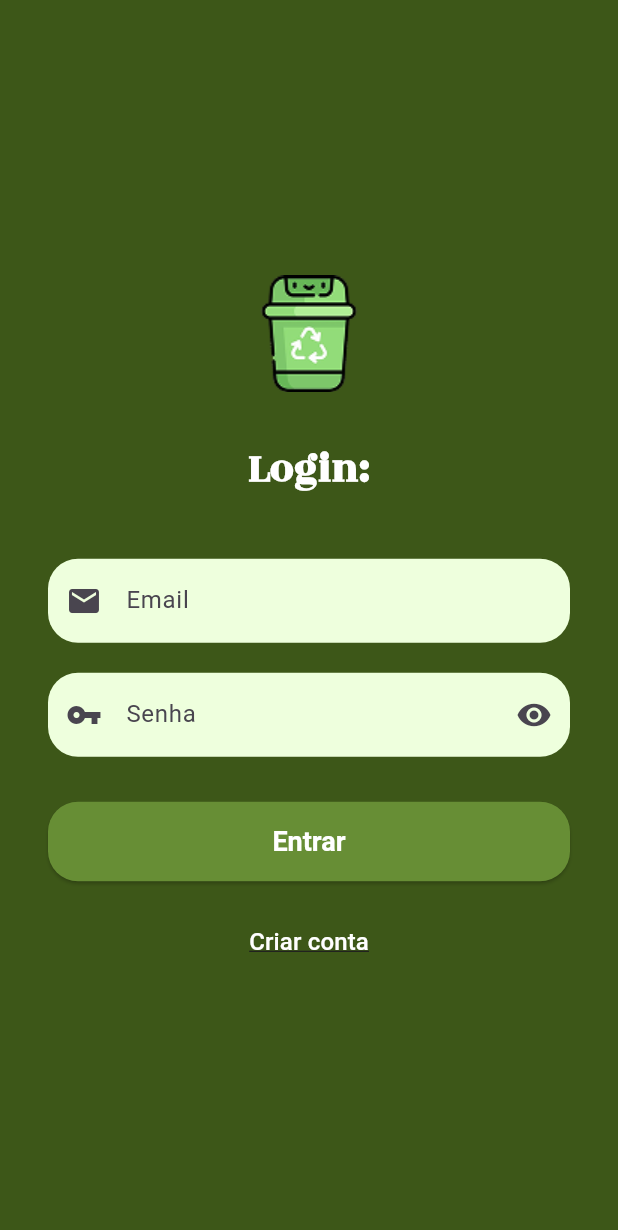
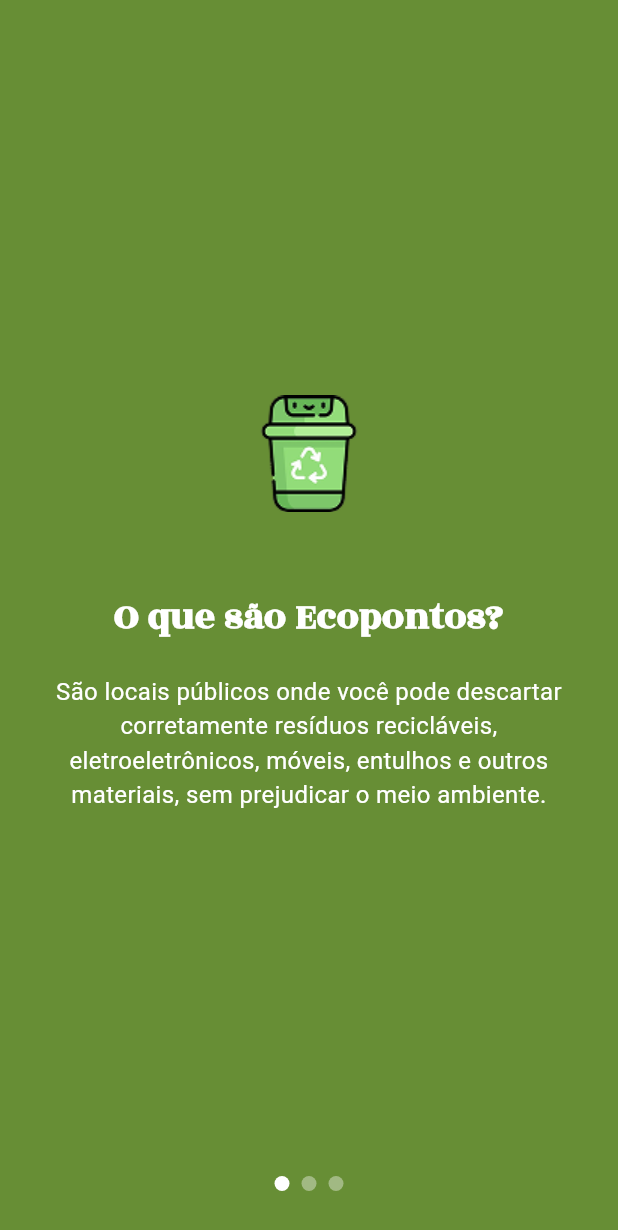
Before and after one commit to EcoSyncGH/ecosyncgh, a Flutter app: the screen it shows after launch, after a tap on "Entrar", on a phone screen of 412 x 824 dp. Shown: the top 1230 px of the screen. Run offline on Flutter 3.47's test engine with Material 3 defaults, Android fonts, the light colour scheme and no system bars; our stand-ins replace permission_handler.

Commit message:
tela de apresentação com gps funcionando

```diff
--- a/lib/screens/login_screen.dart
+++ b/lib/screens/login_screen.dart
@@ -1,5 +1,7 @@
 import 'package:flutter/material.dart';
 import 'signup_screen.dart';
+import 'onboarding_screen.dart';
+
 
 
 class LoginScreen extends StatefulWidget {
@@ -51,8 +53,8 @@ class _LoginScreenState extends State<LoginScreen> {
                 // Campo de e-mail
                 TextField(
                   controller: emailController,
-                  decoration: InputDecoration(
-                    prefixIcon: const Icon(Icons.email),
+                  decoration: const InputDecoration(
+                    prefixIcon: Icon(Icons.email),
                     hintText: 'Email',
                   ),
                 ),
@@ -86,7 +88,10 @@ SizedBox(
   width: double.infinity,
   child: ElevatedButton(
     onPressed: () {
-      // lógica de login
+      Navigator.pushReplacement(
+        context,
+        MaterialPageRoute(builder: (context) => const OnboardingScreen()),
+      );
     },
     style: ElevatedButton.styleFrom(
       backgroundColor: const Color(0xFF678E35),
--- a/lib/screens/onboarding_screen.dart
+++ b/lib/screens/onboarding_screen.dart
@@ -0,0 +1,186 @@
+import 'package:flutter/material.dart';
+import 'package:permission_handler/permission_handler.dart';
+import 'login_screen.dart';
+
+class OnboardingScreen extends StatefulWidget {
+  const OnboardingScreen({super.key});
+
+  @override
+  State<OnboardingScreen> createState() => _OnboardingScreenState();
+}
+
+class _OnboardingScreenState extends State<OnboardingScreen> {
+  final PageController _pageController = PageController();
+  int _currentPage = 0;
+
+  final List<Map<String, String>> onboardingData = [
+    {
+      "title": "O que são Ecopontos?",
+      "description":
+          "São locais públicos onde você pode descartar corretamente resíduos recicláveis, eletroeletrônicos, móveis, entulhos e outros materiais, sem prejudicar o meio ambiente.",
+      "image": "assets/images/lixeira.png"
+    },
+    {
+      "title": "Qual nosso objetivo?",
+      "description":
+          "A EcoSync deseja poder direcionar você para a localização dos Ecopontos mais próximos, com a descrição de cada um.",
+      "image": "assets/images/lixeira.png"
+    },
+    {
+      "title": "Precisamos da sua localização",
+      "description":
+          "Nosso app utiliza a sua localização para oferecer uma experiência completa e personalizada. Com esse acesso, conseguimos mostrar informações relevantes perto de você e garantir que todos os recursos funcionem corretamente.",
+      "image": "assets/images/lixeira.png"
+    },
+  ];
+
+  Future<void> _requestLocation() async {
+    final status = await Permission.location.status;
+
+    if (!mounted) return;
+
+    if (status.isGranted) {
+      Navigator.pushReplacement(
+        context,
+        MaterialPageRoute(builder: (_) => const LoginScreen()),
+      );
+    } else if (status.isDenied || status.isRestricted || status.isLimited) {
+      final result = await Permission.location.request();
+
+      if (!mounted) return;
+
+      if (result.isGranted) {
+        Navigator.pushReplacement(
+          context,
+          MaterialPageRoute(builder: (_) => const LoginScreen()),
+        );
+      } else {
+        ScaffoldMessenger.of(context).showSnackBar(
+          const SnackBar(content: Text('Permissão de localização negada.')),
+        );
+      }
+    } else if (status.isPermanentlyDenied) {
+      await openAppSettings();
+    }
+  }
+
+  @override
+  Widget build(BuildContext context) {
+    return Scaffold(
+      backgroundColor: const Color(0xFF678E35),
+      body: SafeArea(
+        child: Column(
+          children: [
+            Expanded(
+              child: PageView.builder(
+                controller: _pageController,
+                itemCount: onboardingData.length,
+                onPageChanged: (index) {
+                  setState(() {
+                    _currentPage = index;
+                  });
+                },
+                itemBuilder: (context, index) {
+                  return Padding(
+                    padding: const EdgeInsets.all(32.0),
+                    child: Column(
+                      mainAxisAlignment: MainAxisAlignment.center,
+                      children: [
+                        Image.asset(
+                          onboardingData[index]["image"]!,
+                          width: 120,
+                          height: 120,
+                        ),
+                        const SizedBox(height: 30),
+                        Text(
+                          onboardingData[index]["title"]!,
+                          textAlign: TextAlign.center,
+                          style: const TextStyle(
+                            fontSize: 26,
+                            fontWeight: FontWeight.bold,
+                            fontFamily: 'RozhaOne',
+                            color: Colors.white,
+                          ),
+                        ),
+                        const SizedBox(height: 20),
+                        Text(
+                          onboardingData[index]["description"]!,
+                          textAlign: TextAlign.center,
+                          style: const TextStyle(
+                            fontSize: 16,
+                            color: Colors.white,
+                          ),
+                        ),
+                        if (index == 2)
+                          const Padding(
+                            padding: EdgeInsets.only(top: 20),
+                            child: Text(
+                              'Não se preocupe — sua privacidade é importante para nós, e seus dados estarão sempre protegidos.',
+                              textAlign: TextAlign.center,
+                              style: TextStyle(
+                                fontSize: 13,
+                                color: Colors.white70,
+                              ),
+                            ),
+                          ),
+                      ],
+                    ),
+                  );
+                },
+              ),
+            ),
+
+            // Indicadores de página
+            Row(
+              mainAxisAlignment: MainAxisAlignment.center,
+              children: List.generate(
+                onboardingData.length,
+                (index) => AnimatedContainer(
+                  duration: const Duration(milliseconds: 300),
+                  margin: const EdgeInsets.symmetric(horizontal: 4),
+                  width: 10,
+                  height: 10,
+                  decoration: BoxDecoration(
+                    color: _currentPage == index ? Colors.white : Colors.white38,
+                    shape: BoxShape.circle,
+                  ),
+                ),
+              ),
+            ),
+
+            const SizedBox(height: 20),
+
+            // Botão "Continuar" apenas na última página
+            if (_currentPage == 2)
+              Padding(
+                padding: const EdgeInsets.symmetric(horizontal: 32, vertical: 20),
+                child: SizedBox(
+                  width: double.infinity,
+                  child: ElevatedButton(
+                    onPressed: _requestLocation,
+                    style: ElevatedButton.styleFrom(
+                      backgroundColor: const Color(0xFFC7DEA6),
+                      foregroundColor: Colors.black,
+                      shape: RoundedRectangleBorder(
+                        borderRadius: BorderRadius.circular(20),
+                      ),
+                      padding: const EdgeInsets.symmetric(vertical: 16),
+                    ),
+                    child: const Text(
+                      'Continuar',
+                      style: TextStyle(
+                        fontSize: 18,
+                        fontWeight: FontWeight.bold,
+                      ),
+                    ),
+                  ),
+                ),
+              ),
+
+            const SizedBox(height: 10),
+          ],
+        ),
+      ),
+    );
+  }
+}
--- a/lib/theme.dart
+++ b/lib/theme.dart
@@ -1,18 +1,18 @@
 import 'package:flutter/material.dart';
 
 final ThemeData ecoSyncTheme = ThemeData(
-  primaryColor: Color(0xFF678E35), // Cor principal (botões)
-  scaffoldBackgroundColor: Color(0xFFC7DEA6), // Tela inicial
+  primaryColor: const Color(0xFF678E35), // Cor principal (botões)
+  scaffoldBackgroundColor: const Color(0xFFC7DEA6), // Tela inicial
   inputDecorationTheme: InputDecorationTheme(
     filled: true,
-    fillColor: Color(0xFFEEFFDD), // Campos de texto
+    fillColor: const Color(0xFFEEFFDD), // Campos de texto
     border: OutlineInputBorder(
       borderRadius: BorderRadius.circular(20),
       borderSide: BorderSide.none,
     ),
-    contentPadding: EdgeInsets.symmetric(vertical: 16, horizontal: 20),
+    contentPadding: const EdgeInsets.symmetric(vertical: 16, horizontal: 20),
   ),
-  textTheme: TextTheme(
+  textTheme: const TextTheme(
     titleLarge: TextStyle(
       fontSize: 22,
       fontWeight: FontWeight.bold,
@@ -25,12 +25,12 @@ final ThemeData ecoSyncTheme = ThemeData(
   ),
   elevatedButtonTheme: ElevatedButtonThemeData(
     style: ElevatedButton.styleFrom(
-      backgroundColor: Color(0xFF678E35), // Botões padrão
+      backgroundColor: const Color(0xFF678E35), // Botões padrão
       shape: RoundedRectangleBorder(
         borderRadius: BorderRadius.circular(20),
       ),
-      padding: EdgeInsets.symmetric(horizontal: 40, vertical: 16),
-      textStyle: TextStyle(fontSize: 16, fontWeight: FontWeight.w600),
+      padding: const EdgeInsets.symmetric(horizontal: 40, vertical: 16),
+      textStyle: const TextStyle(fontSize: 16, fontWeight: FontWeight.w600),
     ),
   ),
 );
--- a/pubspec.yaml
+++ b/pubspec.yaml
@@ -10,16 +10,15 @@ environment:
 dependencies:
   flutter:
     sdk: flutter
-
+  permission_handler: ^11.0.0
   cupertino_icons: ^1.0.8
 
 dev_dependencies:
   flutter_test:
     sdk: flutter
-  flutter_lints: ^5.0.0
+  flutter_lints: ^3.0.0  # A versão 5.0.0 não existe (provavelmente você quis dizer 2 ou 3)
 
 flutter:
-
   uses-material-design: true
 
   assets:
```
Also changed, not shown: 5 other files.
